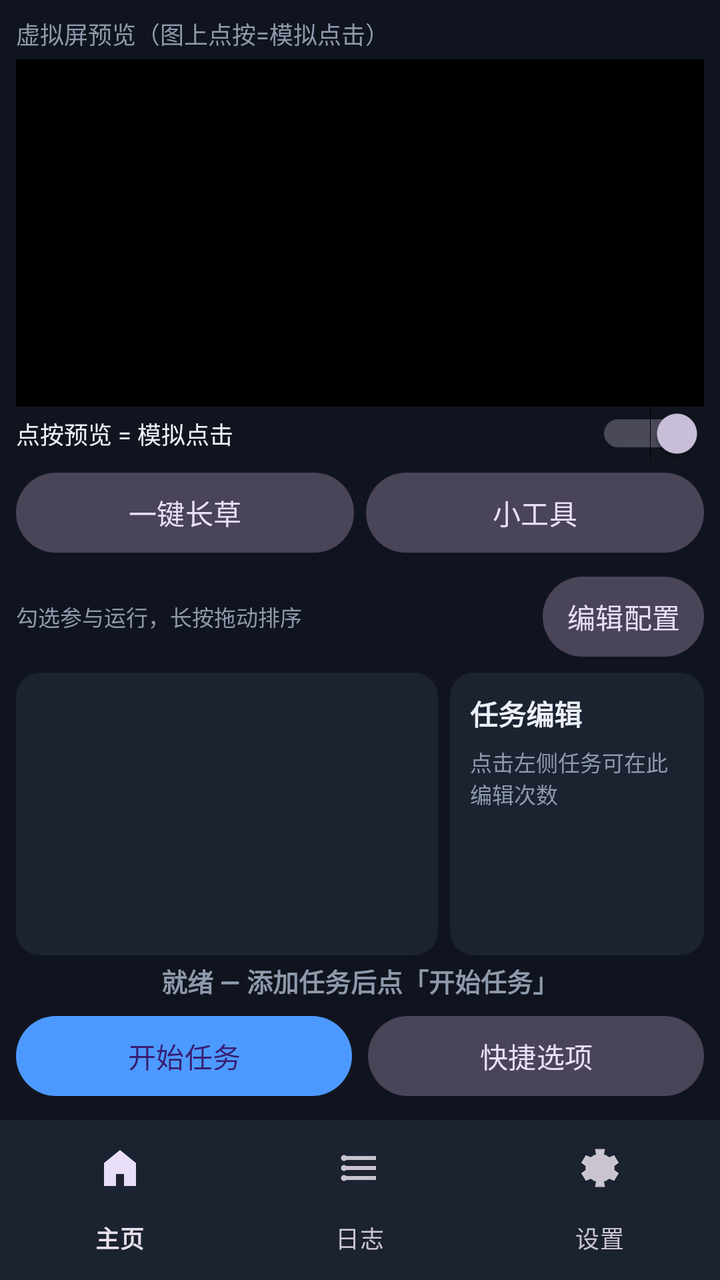
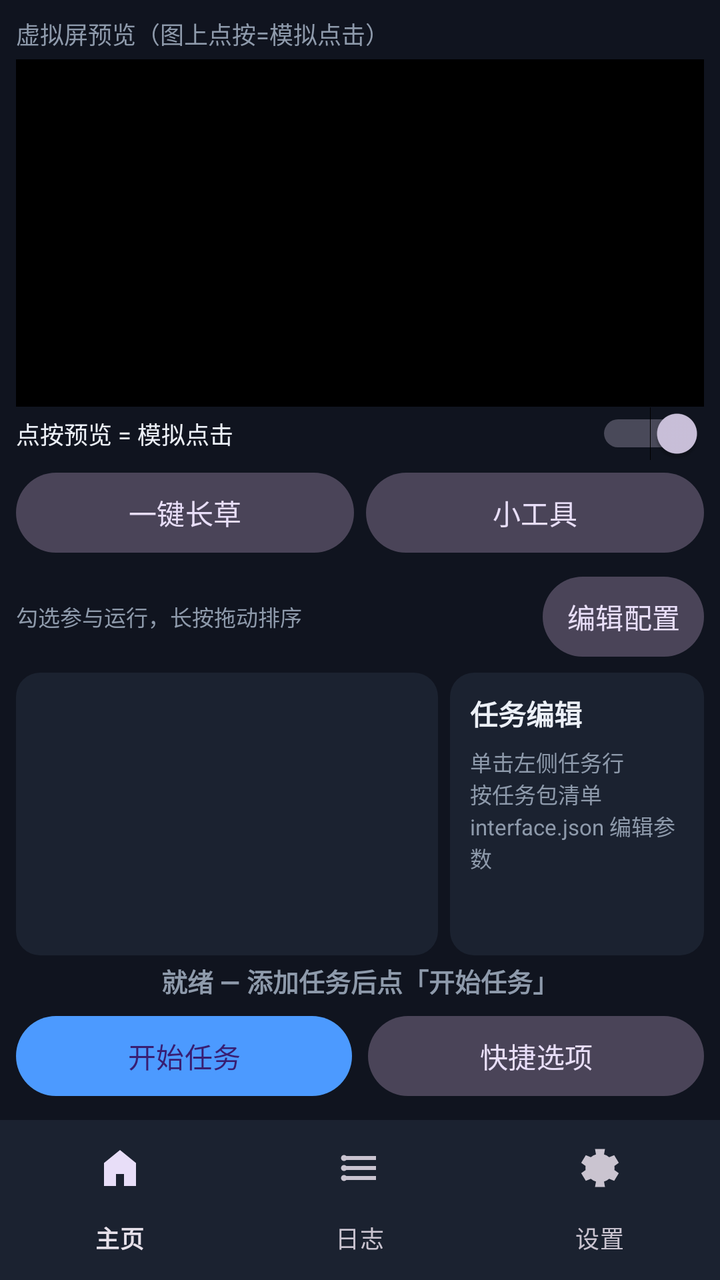

Compare the two renders of this Android layout. The source of the first and the diff that turns it into the second are given below.
<!-- AndroidManifest.xml: application theme Theme.MaaWH -->
<!-- res/layout/activity_main.xml -->
<?xml version="1.0" encoding="utf-8"?>
<LinearLayout xmlns:android="http://schemas.android.com/apk/res/android"
    xmlns:app="http://schemas.android.com/apk/res-auto"
    xmlns:tools="http://schemas.android.com/tools"
    android:layout_width="match_parent"
    android:layout_height="match_parent"
    android:orientation="vertical"
    tools:context=".MainActivity">

    
    <LinearLayout
        android:id="@+id/panelHome"
        android:layout_width="match_parent"
        android:layout_height="0dp"
        android:layout_weight="1"
        android:orientation="vertical"
        android:padding="8dp">

        
        <TextView
            android:layout_width="match_parent"
            android:layout_height="wrap_content"
            android:text="@string/label_preview"
            android:textColor="@color/text_secondary"
            android:textSize="12sp" />

        <ImageView
            android:id="@+id/imageShot"
            android:layout_width="match_parent"
            android:layout_height="0dp"
            android:layout_marginTop="4dp"
            android:layout_weight="0.9"
            android:background="#000000"
            android:contentDescription="屏幕预览"
            android:scaleType="fitCenter" />

        <Switch
            android:id="@+id/switchTap"
            android:layout_width="match_parent"
            android:layout_height="wrap_content"
            android:checked="true"
            android:text="@string/switch_tap"
            android:textColor="@color/text_primary"
            android:textSize="12sp" />

        
        <LinearLayout
            android:layout_width="match_parent"
            android:layout_height="wrap_content"
            android:layout_marginTop="2dp"
            android:orientation="horizontal">

            <com.google.android.material.button.MaterialButton
                android:id="@+id/btnTabOneClick"
                style="@style/Widget.Material3.Button.TonalButton"
                android:layout_width="0dp"
                android:layout_height="wrap_content"
                android:layout_weight="1"
                android:minWidth="0dp"
                android:text="@string/tab_oneclick" />

            <com.google.android.material.button.MaterialButton
                android:id="@+id/btnTabTools"
                style="@style/Widget.Material3.Button.TonalButton"
                android:layout_width="0dp"
                android:layout_height="wrap_content"
                android:layout_marginStart="6dp"
                android:layout_weight="1"
                android:minWidth="0dp"
                android:text="@string/tab_tools" />
        </LinearLayout>

        
        <FrameLayout
            android:layout_width="match_parent"
            android:layout_height="0dp"
            android:layout_weight="1"
            android:layout_marginTop="4dp">

            
            <LinearLayout
                android:id="@+id/panelOneClick"
                android:layout_width="match_parent"
                android:layout_height="match_parent"
                android:orientation="vertical">

                <LinearLayout
                    android:layout_width="match_parent"
                    android:layout_height="wrap_content"
                    android:gravity="center_vertical"
                    android:orientation="horizontal">

                    <TextView
                        android:id="@+id/tvQueueHint"
                        android:layout_width="0dp"
                        android:layout_height="wrap_content"
                        android:layout_weight="1"
                        android:text="@string/hint_queue"
                        android:textColor="@color/text_secondary"
                        android:textSize="11sp" />

                    <com.google.android.material.button.MaterialButton
                        android:id="@+id/btnEditConfig"
                        style="@style/Widget.Material3.Button.TonalButton"
                        android:layout_width="wrap_content"
                        android:layout_height="wrap_content"
                        android:minWidth="0dp"
                        android:paddingStart="12dp"
                        android:paddingEnd="12dp"
                        android:text="@string/config_edit" />
                </LinearLayout>

                <FrameLayout
                    android:layout_width="match_parent"
                    android:layout_height="0dp"
                    android:layout_marginTop="4dp"
                    android:layout_weight="1">

                    
                    <LinearLayout
                        android:id="@+id/panelQueue"
                        android:layout_width="match_parent"
                        android:layout_height="match_parent"
                        android:orientation="horizontal">

                <androidx.recyclerview.widget.RecyclerView
                    android:id="@+id/rvTaskList"
                    android:layout_width="0dp"
                    android:layout_height="match_parent"
                    android:layout_weight="5"
                    android:background="@drawable/bg_card"
                    android:padding="4dp" />

                <LinearLayout
                    android:id="@+id/panelEdit"
                    android:layout_width="0dp"
                    android:layout_height="match_parent"
                    android:layout_marginStart="6dp"
                    android:layout_weight="3"
                    android:background="@drawable/bg_card"
                    android:orientation="vertical"
                    android:padding="10dp">

                    <TextView
                        android:id="@+id/tvEditTitle"
                        android:layout_width="wrap_content"
                        android:layout_height="wrap_content"
                        android:text="@string/edit_title"
                        android:textColor="@color/text_primary"
                        android:textSize="14sp"
                        android:textStyle="bold" />

                    <TextView
                        android:id="@+id/tvEditHint"
                        android:layout_width="wrap_content"
                        android:layout_height="wrap_content"
                        android:layout_marginTop="6dp"
                        android:text="@string/edit_hint"
                        android:textColor="@color/text_secondary"
                        android:textSize="11sp" />

                    
                    <ScrollView
                        android:layout_width="match_parent"
                        android:layout_height="0dp"
                        android:layout_marginTop="8dp"
                        android:layout_weight="1"
                        android:fillViewport="true"
                        android:scrollbars="vertical">

                        <LinearLayout
                            android:id="@+id/layoutOptionsMain"
                            android:layout_width="match_parent"
                            android:layout_height="wrap_content"
                            android:orientation="vertical" />
                    </ScrollView>
                </LinearLayout>
                    </LinearLayout>

                    
                    <LinearLayout
                        android:id="@+id/panelConfig"
                        android:layout_width="match_parent"
                        android:layout_height="match_parent"
                        android:background="@drawable/bg_card"
                        android:orientation="vertical"
                        android:padding="10dp"
                        android:visibility="gone">

                        <LinearLayout
                            android:layout_width="match_parent"
                            android:layout_height="wrap_content"
                            android:gravity="center_vertical"
                            android:orientation="horizontal">

                            <TextView
                                android:layout_width="0dp"
                                android:layout_height="wrap_content"
                                android:layout_weight="1"
                                android:text="@string/config_title"
                                android:textColor="@color/text_primary"
                                android:textSize="16sp"
                                android:textStyle="bold" />

                            <com.google.android.material.button.MaterialButton
                                android:id="@+id/btnNewProfile"
                                style="@style/Widget.Material3.Button.TonalButton"
                                android:layout_width="wrap_content"
                                android:layout_height="wrap_content"
                                android:minWidth="0dp"
                                android:paddingStart="12dp"
                                android:paddingEnd="12dp"
                                android:text="@string/config_new" />
                        </LinearLayout>

                        <ScrollView
                            android:layout_width="match_parent"
                            android:layout_height="0dp"
                            android:layout_marginTop="6dp"
                            android:layout_weight="1"
                            android:fillViewport="true"
                            android:scrollbars="vertical">

                            <LinearLayout
                                android:id="@+id/layoutProfiles"
                                android:layout_width="match_parent"
                                android:layout_height="wrap_content"
                                android:orientation="vertical" />
                        </ScrollView>
                    </LinearLayout>
                </FrameLayout>
            </LinearLayout>

            
            <LinearLayout
                android:id="@+id/panelTools"
                android:layout_width="match_parent"
                android:layout_height="match_parent"
                android:background="@drawable/bg_card"
                android:orientation="vertical"
                android:padding="8dp"
                android:visibility="gone">

                <TextView
                    android:layout_width="wrap_content"
                    android:layout_height="wrap_content"
                    android:text="@string/tools_maintip"
                    android:textColor="@color/text_secondary"
                    android:textSize="11sp" />

                <LinearLayout
                    android:layout_width="match_parent"
                    android:layout_height="0dp"
                    android:layout_marginTop="6dp"
                    android:layout_weight="1"
                    android:orientation="horizontal">

                    <androidx.recyclerview.widget.RecyclerView
                        android:id="@+id/rvToolsList"
                        android:layout_width="0dp"
                        android:layout_height="match_parent"
                        android:layout_weight="5"
                        android:background="@drawable/bg_card"
                        android:padding="4dp" />

                    
                    <ScrollView
                        android:id="@+id/panelToolsEdit"
                        android:layout_width="0dp"
                        android:layout_height="match_parent"
                        android:layout_marginStart="6dp"
                        android:layout_weight="3"
                        android:background="@drawable/bg_card"
                        android:fillViewport="true"
                        android:scrollbars="vertical">

                        <LinearLayout
                            android:layout_width="match_parent"
                            android:layout_height="wrap_content"
                            android:orientation="vertical"
                            android:padding="10dp">

                        <TextView
                            android:id="@+id/tvToolsEditTitle"
                            android:layout_width="wrap_content"
                            android:layout_height="wrap_content"
                            android:text="@string/edit_title"
                            android:textColor="@color/text_primary"
                            android:textSize="14sp"
                            android:textStyle="bold" />

                        <TextView
                            android:id="@+id/tvToolsEditHint"
                            android:layout_width="wrap_content"
                            android:layout_height="wrap_content"
                            android:layout_marginTop="6dp"
                            android:text="@string/tools_edit_hint"
                            android:textColor="@color/text_secondary"
                            android:textSize="11sp" />

                        
                        <LinearLayout
                            android:id="@+id/layoutOptionsTools"
                            android:layout_width="match_parent"
                            android:layout_height="wrap_content"
                            android:orientation="vertical" />
                        </LinearLayout>
                    </ScrollView>
                </LinearLayout>
            </LinearLayout>
        </FrameLayout>

        <TextView
            android:id="@+id/tvRunState"
            android:layout_width="match_parent"
            android:layout_height="wrap_content"
            android:layout_marginTop="3dp"
            android:gravity="center"
            android:text="@string/run_ready"
            android:textColor="@color/text_secondary"
            android:textSize="13sp"
            android:textStyle="bold" />

        
        <LinearLayout
            android:layout_width="match_parent"
            android:layout_height="wrap_content"
            android:layout_marginTop="4dp"
            android:orientation="horizontal">

            <com.google.android.material.button.MaterialButton
                android:id="@+id/btnStartQueue"
                android:layout_width="0dp"
                android:layout_height="wrap_content"
                android:layout_weight="1"
                android:text="@string/btn_start_queue" />

            <com.google.android.material.button.MaterialButton
                android:id="@+id/btnQuick"
                style="@style/Widget.Material3.Button.TonalButton"
                android:layout_width="0dp"
                android:layout_height="wrap_content"
                android:layout_marginStart="8dp"
                android:layout_weight="1"
                android:text="@string/btn_quick" />
        </LinearLayout>
    </LinearLayout>

    
    <LinearLayout
        android:id="@+id/panelLog"
        android:layout_width="match_parent"
        android:layout_height="0dp"
        android:layout_weight="1"
        android:orientation="vertical"
        android:padding="10dp"
        android:visibility="gone">

        <LinearLayout
            android:layout_width="match_parent"
            android:layout_height="wrap_content"
            android:gravity="center_vertical"
            android:orientation="horizontal">

            <TextView
                android:layout_width="0dp"
                android:layout_height="wrap_content"
                android:layout_weight="1"
                android:text="@string/log_title"
                android:textColor="@color/text_secondary"
                android:textSize="13sp" />

            <com.google.android.material.button.MaterialButton
                android:id="@+id/btnClearLog"
                style="@style/Widget.Material3.Button.TonalButton"
                android:layout_width="wrap_content"
                android:layout_height="wrap_content"
                android:minWidth="0dp"
                android:paddingStart="12dp"
                android:paddingEnd="12dp"
                android:text="@string/log_clear" />
        </LinearLayout>

        <ScrollView
            android:id="@+id/scrollLog"
            android:layout_width="match_parent"
            android:layout_height="0dp"
            android:layout_marginTop="4dp"
            android:layout_weight="1"
            android:background="@drawable/bg_card"
            android:padding="10dp"
            android:scrollbars="vertical">

            <TextView
                android:id="@+id/tvLog"
                android:layout_width="match_parent"
                android:layout_height="wrap_content"
                android:fontFamily="monospace"
                android:text=""
                android:textColor="@color/text_primary"
                android:textIsSelectable="true"
                android:textSize="12sp" />
        </ScrollView>

        <TextView
            android:id="@+id/tvPaths"
            android:layout_width="match_parent"
            android:layout_height="wrap_content"
            android:layout_marginTop="6dp"
            android:fontFamily="monospace"
            android:textColor="@color/text_secondary"
            android:textSize="10sp" />
    </LinearLayout>

    
    <ScrollView
        android:id="@+id/panelSettings"
        android:layout_width="match_parent"
        android:layout_height="0dp"
        android:layout_weight="1"
        android:padding="10dp"
        android:visibility="gone">

        <LinearLayout
            android:layout_width="match_parent"
            android:layout_height="wrap_content"
            android:orientation="vertical">

            <LinearLayout
                android:layout_width="match_parent"
                android:layout_height="wrap_content"
                android:background="@drawable/bg_card"
                android:orientation="vertical"
                android:padding="10dp">

                <TextView
                    android:layout_width="wrap_content"
                    android:layout_height="wrap_content"
                    android:text="@string/status_title"
                    android:textColor="@color/text_secondary"
                    android:textSize="12sp" />

                <TextView
                    android:id="@+id/tvStatus"
                    android:layout_width="match_parent"
                    android:layout_height="wrap_content"
                    android:layout_marginTop="2dp"
                    android:fontFamily="monospace"
                    android:text="检测中…"
                    android:textColor="@color/text_primary"
                    android:textSize="13sp" />
            </LinearLayout>

            <LinearLayout
                android:layout_width="match_parent"
                android:layout_height="wrap_content"
                android:layout_marginTop="8dp"
                android:orientation="horizontal">

                <com.google.android.material.button.MaterialButton
                    android:id="@+id/btnRequest"
                    android:layout_width="0dp"
                    android:layout_height="wrap_content"
                    android:layout_weight="1"
                    android:text="@string/btn_request" />

                <Space
                    android:layout_width="6dp"
                    android:layout_height="1dp" />

                <com.google.android.material.button.MaterialButton
                    android:id="@+id/btnRefresh"
                    style="@style/Widget.Material3.Button.TonalButton"
                    android:layout_width="0dp"
                    android:layout_height="wrap_content"
                    android:layout_weight="1"
                    android:text="@string/btn_refresh" />
            </LinearLayout>

            <TextView
                android:id="@+id/tvAbout"
                android:layout_width="match_parent"
                android:layout_height="wrap_content"
                android:layout_marginTop="12dp"
                android:lineSpacingExtra="3dp"
                android:textColor="@color/text_primary"
                android:textSize="12sp" />
        </LinearLayout>
    </ScrollView>

    
    <com.google.android.material.bottomnavigation.BottomNavigationView
        android:id="@+id/bottomNav"
        android:layout_width="match_parent"
        android:layout_height="wrap_content"
        android:background="@color/bg_card"
        app:labelVisibilityMode="labeled"
        app:menu="@menu/bottom_nav" />

</LinearLayout>
<!-- resources referenced by this layout -->
<resources>
  <color name="bg_card">#1B2230</color>
  <color name="text_primary">#ECF0F7</color>
  <color name="text_secondary">#8E9AAB</color>
  <!-- drawable bg_card (drawable) -->
  <?xml version="1.0" encoding="utf-8"?>
  <shape xmlns:android="http://schemas.android.com/apk/res/android"
      android:shape="rectangle">
      <solid android:color="@color/bg_card" />
      <corners android:radius="12dp" />
  </shape>
  <string name="btn_quick">快捷选项</string>
  <string name="btn_refresh">刷新状态</string>
  <string name="btn_request">申请 Shizuku 权限</string>
  <string name="btn_start_queue">开始任务</string>
  <string name="config_edit">编辑配置</string>
  <string name="config_new">新建配置</string>
  <string name="config_title">配置管理</string>
  <string name="edit_hint">点击左侧任务可在此编辑次数</string>
  <string name="edit_title">任务编辑</string>
  <string name="hint_queue">勾选参与运行，长按拖动排序</string>
  <string name="label_preview">虚拟屏预览（图上点按=模拟点击）</string>
  <string name="log_clear">清空</string>
  <string name="log_title">运行日志</string>
  <string name="run_ready">就绪 — 添加任务后点「开始任务」</string>
  <string name="status_title">Shizuku 状态</string>
  <string name="switch_tap">点按预览 = 模拟点击</string>
  <string name="tab_oneclick">一键长草</string>
  <string name="tab_tools">小工具</string>
  <string name="tools_edit_hint">单击左侧测试任务查看/编辑参数</string>
  <string name="tools_maintip">测试任务队列：由 adb 入口或快捷工具触发，勾选后点「开始任务」运行；不影响一键长草主队列</string>
  <style name="Theme.MaaWH" parent="Theme.Material3.Dark.NoActionBar">
          <item name="android:statusBarColor">@color/bg_app</item>
          <item name="android:navigationBarColor">@color/bg_app</item>
          <item name="android:windowBackground">@color/bg_app</item>
          <item name="colorPrimary">@color/accent</item>
          <item name="android:colorAccent">@color/accent</item>
      </style>
  <color name="bg_app">#10141F</color>
  <color name="accent">#4C9AFF</color>
</resources>

<!-- the commit's change to res/layout/activity_main.xml (unified diff, before → after) -->
@@ -141,14 +141,31 @@
                     android:orientation="vertical"
                     android:padding="10dp">
 
+                    
                     <TextView
                         android:id="@+id/tvEditTitle"
-                        android:layout_width="wrap_content"
+                        android:layout_width="match_parent"
                         android:layout_height="wrap_content"
                         android:text="@string/edit_title"
                         android:textColor="@color/text_primary"
                         android:textSize="14sp"
                         android:textStyle="bold" />
+
+                    <TextView
+                        android:id="@+id/btnEditMove"
+                        android:layout_width="wrap_content"
+                        android:layout_height="wrap_content"
+                        android:layout_marginTop="4dp"
+                        android:background="@drawable/bg_card"
+                        android:maxLines="1"
+                        android:paddingStart="8dp"
+                        android:paddingTop="4dp"
+                        android:paddingEnd="8dp"
+                        android:paddingBottom="4dp"
+                        android:text="@string/move_to_tools"
+                        android:textColor="@color/accent"
+                        android:textSize="11sp"
+                        android:visibility="gone" />
 
                     <TextView
                         android:id="@+id/tvEditHint"
@@ -280,14 +297,31 @@
                             android:orientation="vertical"
                             android:padding="10dp">
 
+                        
                         <TextView
                             android:id="@+id/tvToolsEditTitle"
-                            android:layout_width="wrap_content"
+                            android:layout_width="match_parent"
                             android:layout_height="wrap_content"
                             android:text="@string/edit_title"
                             android:textColor="@color/text_primary"
                             android:textSize="14sp"
                             android:textStyle="bold" />
+
+                        <TextView
+                            android:id="@+id/btnToolsEditMove"
+                            android:layout_width="wrap_content"
+                            android:layout_height="wrap_content"
+                            android:layout_marginTop="4dp"
+                            android:background="@drawable/bg_card"
+                            android:maxLines="1"
+                            android:paddingStart="8dp"
+                            android:paddingTop="4dp"
+                            android:paddingEnd="8dp"
+                            android:paddingBottom="4dp"
+                            android:text="@string/move_to_main"
+                            android:textColor="@color/accent"
+                            android:textSize="11sp"
+                            android:visibility="gone" />
 
                         <TextView
                             android:id="@+id/tvToolsEditHint"
<!-- resource entries referenced after the edit -->
@@ -17,19 +17,21 @@
   <string name="config_edit">编辑配置</string>
   <string name="config_new">新建配置</string>
   <string name="config_title">配置管理</string>
-  <string name="edit_hint">点击左侧任务可在此编辑次数</string>
+  <string name="edit_hint">单击左侧任务行按任务包清单 interface.json 编辑参数</string>
   <string name="edit_title">任务编辑</string>
   <string name="hint_queue">勾选参与运行，长按拖动排序</string>
   <string name="label_preview">虚拟屏预览（图上点按=模拟点击）</string>
   <string name="log_clear">清空</string>
   <string name="log_title">运行日志</string>
+  <string name="move_to_main">⇄ 移到一键长草</string>
+  <string name="move_to_tools">⇄ 移到小工具</string>
   <string name="run_ready">就绪 — 添加任务后点「开始任务」</string>
   <string name="status_title">Shizuku 状态</string>
   <string name="switch_tap">点按预览 = 模拟点击</string>
   <string name="tab_oneclick">一键长草</string>
   <string name="tab_tools">小工具</string>
-  <string name="tools_edit_hint">单击左侧测试任务查看/编辑参数</string>
-  <string name="tools_maintip">测试任务队列：由 adb 入口或快捷工具触发，勾选后点「开始任务」运行；不影响一键长草主队列</string>
+  <string name="tools_edit_hint">单击左侧任务行查看/编辑参数</string>
+  <string name="tools_maintip">小工具队列：任务包清单声明的工具任务（如刷活动关、博物研学）+ adb 直达入口。单击左侧任务行在右侧改参数，勾选后点「开始任务」；不影响一键长草主队列</string>
   <style name="Theme.MaaWH" parent="Theme.Material3.Dark.NoActionBar">
           <item name="android:statusBarColor">@color/bg_app</item>
           <item name="android:navigationBarColor">@color/bg_app</item>
